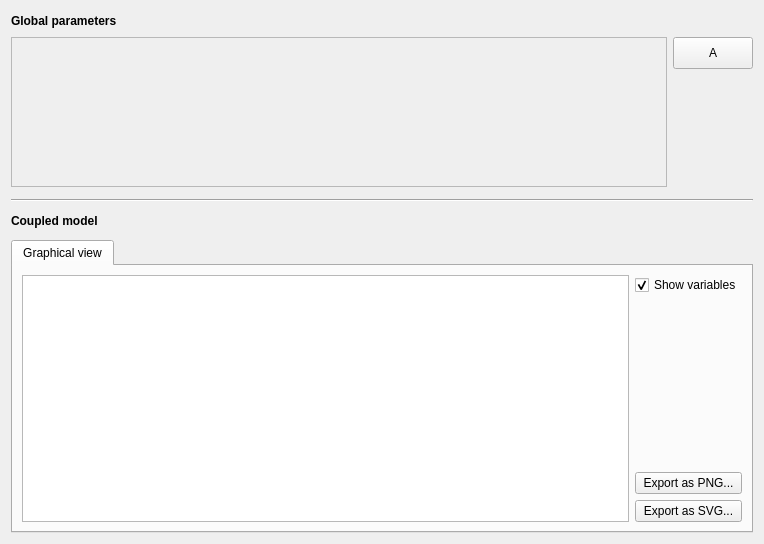
This is src/apps/openfluid-builder/model/ModelWidget.ui in OpenFLUID/openfluid as Qt 5 draws it before an edit. The edited form follows.
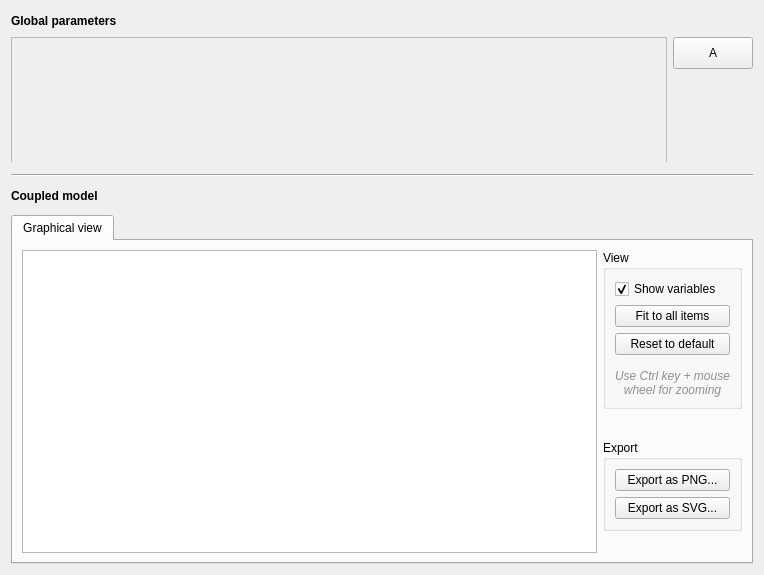
This is the edited form. Custom widgets are drawn as their Qt base class.

Commit message:
Zoom capabilities in model view in OpenFLUID-Builder
* Added zooming using the mouse wheel
* Added buttons for zoom fit and reset
* Added ModelView class for management of the graphical model view

(references OpenFLUID/openfluid#246)

Diff of the .ui file:
```diff
--- a/src/apps/openfluid-builder/model/ModelWidget.ui
+++ b/src/apps/openfluid-builder/model/ModelWidget.ui
@@ -7,7 +7,7 @@
     <x>0</x>
     <y>0</y>
     <width>764</width>
-    <height>544</height>
+    <height>575</height>
    </rect>
   </property>
   <property name="windowTitle">
@@ -191,6 +191,15 @@
          <item>
           <layout class="QVBoxLayout" name="verticalLayout_5">
            <item>
+            <widget class="QGroupBox" name="groupBox">
+             <property name="styleSheet">
+              <string notr="true"/>
+             </property>
+             <property name="title">
+              <string>View</string>
+             </property>
+             <layout class="QVBoxLayout" name="verticalLayout_7">
+              <item>
             <widget class="QCheckBox" name="ShowVarsCheckBox">
              <property name="text">
               <string>Show variables</string>
@@ -204,21 +213,81 @@
             </widget>
            </item>
            <item>
-            <spacer name="verticalSpacer_3">
+               <widget class="QPushButton" name="FitViewButton">
+                <property name="text">
+                 <string>Fit to all items</string>
+                </property>
+               </widget>
+              </item>
+              <item>
+               <widget class="QPushButton" name="ResetViewButton">
+                <property name="text">
+                 <string>Reset to default</string>
+                </property>
+               </widget>
+              </item>
+              <item>
+               <spacer name="verticalSpacer_4">
              <property name="orientation">
               <enum>Qt::Vertical</enum>
              </property>
              <property name="sizeType">
-              <enum>QSizePolicy::Expanding</enum>
+                 <enum>QSizePolicy::Fixed</enum>
              </property>
              <property name="sizeHint" stdset="0">
               <size>
                <width>20</width>
-               <height>20</height>
+                  <height>8</height>
               </size>
              </property>
             </spacer>
            </item>
+              <item>
+               <widget class="QLabel" name="label_2">
+                <property name="font">
+                 <font>
+                  <italic>true</italic>
+                 </font>
+                </property>
+                <property name="styleSheet">
+                 <string notr="true">color : #909090;</string>
+                </property>
+                <property name="text">
+                 <string>Use Ctrl key + mouse wheel for zooming</string>
+                </property>
+                <property name="alignment">
+                 <set>Qt::AlignCenter</set>
+                </property>
+                <property name="wordWrap">
+                 <bool>true</bool>
+                </property>
+               </widget>
+              </item>
+             </layout>
+            </widget>
+           </item>
+           <item>
+            <spacer name="verticalSpacer_2">
+             <property name="orientation">
+              <enum>Qt::Vertical</enum>
+             </property>
+             <property name="sizeType">
+              <enum>QSizePolicy::Fixed</enum>
+             </property>
+             <property name="sizeHint" stdset="0">
+              <size>
+               <width>20</width>
+               <height>25</height>
+              </size>
+             </property>
+            </spacer>
+           </item>
+           <item>
+            <widget class="QGroupBox" name="groupBox_2">
+             <property name="title">
+              <string>Export</string>
+             </property>
+             <layout class="QVBoxLayout" name="verticalLayout_8">
            <item>
             <widget class="QPushButton" name="PNGExportButton">
              <property name="text">
@@ -234,8 +303,27 @@
             </widget>
            </item>
           </layout>
-         </item>
-        </layout>
+            </widget>
+           </item>
+           <item>
+            <spacer name="verticalSpacer_3">
+             <property name="orientation">
+              <enum>Qt::Vertical</enum>
+             </property>
+             <property name="sizeType">
+              <enum>QSizePolicy::Expanding</enum>
+             </property>
+             <property name="sizeHint" stdset="0">
+              <size>
+               <width>20</width>
+               <height>20</height>
+              </size>
+             </property>
+            </spacer>
+           </item>
+          </layout>
+         </item>
+        </layout>
        </widget>
       </widget>
      </item>
@@ -243,6 +331,13 @@
    </item>
   </layout>
  </widget>
+ <customwidgets>
+  <customwidget>
+   <class>ModelView</class>
+   <extends>QGraphicsView</extends>
+   <header>ModelView.hpp</header>
+  </customwidget>
+ </customwidgets>
  <resources/>
  <connections/>
 </ui>
```
Left out of the diff: 2 changed lines with no effect on the pictures. Lines whose indentation alone changed are shown as unchanged. The commit also changes 4 other files.
